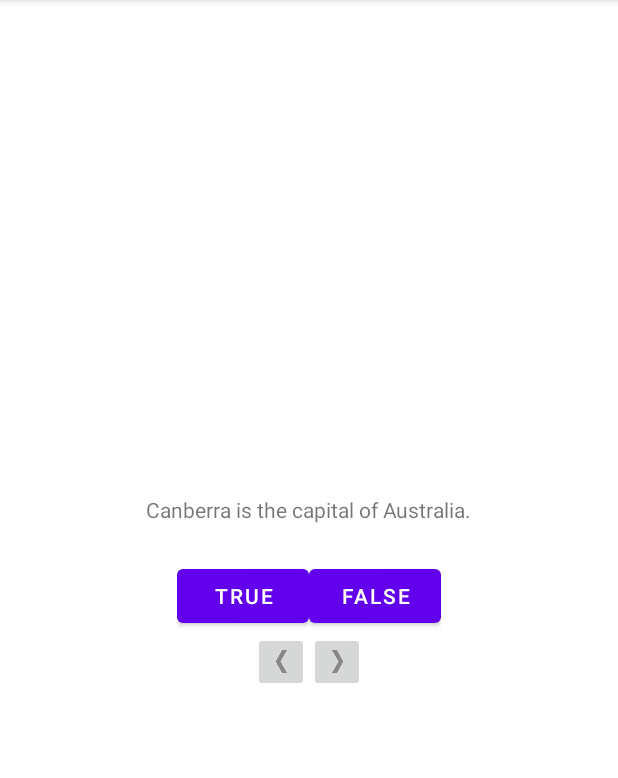
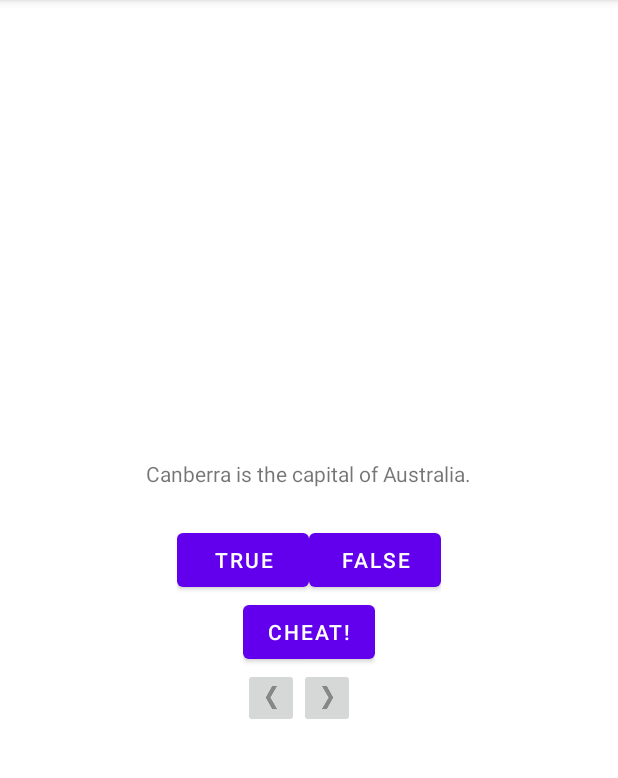
Before and after one commit to Maddzenx/Quiz, an Android app: the screen it shows after launch (MainActivity), on a phone screen of 412 x 824 dp, the part 84-862 px from its top. Run offline under Robolectric (Android 15) with nearby library versions, the phone set to English and light mode, and no system bars.

Commit message:
Added cheat function

```diff
--- a/app/src/main/AndroidManifest.xml
+++ b/app/src/main/AndroidManifest.xml
@@ -9,6 +9,7 @@
         android:roundIcon="@mipmap/ic_launcher_round"
         android:supportsRtl="true"
         android:theme="@style/Theme.GeoQuiz">
+        <activity android:name=".CheatActivity"></activity>
         <activity android:name=".MainActivity">
             <intent-filter>
                 <action android:name="android.intent.action.MAIN" />
--- a/app/src/main/java/com/bignerdranch/android/geoquiz/MainActivity.java
+++ b/app/src/main/java/com/bignerdranch/android/geoquiz/MainActivity.java
@@ -1,13 +1,20 @@
 package com.bignerdranch.android.geoquiz;
 
+import androidx.annotation.Nullable;
 import androidx.appcompat.app.AppCompatActivity;
 
+import android.app.Activity;
+import android.content.Intent;
 import android.os.Bundle;
+import android.util.Log;
+import android.view.Gravity;
 import android.view.View;
 import android.widget.Button;
 import android.widget.ImageButton;
 import android.widget.TextView;
 import android.widget.Toast;
+
+import java.util.ArrayList;
 
 public class MainActivity extends AppCompatActivity {
 
@@ -16,11 +23,22 @@ public class MainActivity extends AppCompatActivity {
     private ImageButton mNextButton;
     private ImageButton mPreviousButton;
     private TextView mQuestionTextView;
+    private static final String TAG = "QuizActivity";
+    private static final String KEY_INDEX = "index";
+    private static final int REQUEST_CODE_CHEAT = 0;
+    private Toast toast;
+    private boolean mIsCheater;
+    private Button mCheatButton;
+
 
     @Override
     protected void onCreate(Bundle savedInstanceState) {
         super.onCreate(savedInstanceState);
+        Log.d(TAG, "onCreate(Bundle) called");
         setContentView(R.layout.activity_main);
+
+        if (savedInstanceState != null) {
+            mCurrentIndex = savedInstanceState.getInt(KEY_INDEX, 0); }
 
         mQuestionTextView = (TextView) findViewById(R.id.question_text_view);
         mQuestionTextView.setOnClickListener(new View.OnClickListener() { @Override
@@ -49,7 +67,18 @@ public class MainActivity extends AppCompatActivity {
             @Override
             public void onClick(View v) {
                 mCurrentIndex = (mCurrentIndex + 1) % mQuestionBank.length;
+                mIsCheater = false;
                 updateQuestion();
+            }
+        });
+
+        mCheatButton = (Button) findViewById(R.id.cheat_button);
+        mCheatButton.setOnClickListener(new View.OnClickListener() {
+            @Override
+            public void onClick(View v) {
+                boolean answerIsTrue = mQuestionBank[mCurrentIndex].isAnswerTrue();
+                Intent intent = CheatActivity.newIntent(MainActivity.this, answerIsTrue);
+                startActivityForResult(intent, REQUEST_CODE_CHEAT);
             }
         });
 
@@ -64,6 +93,57 @@ public class MainActivity extends AppCompatActivity {
         });
 
         updateQuestion();
+    }
+
+    @Override
+    protected void onActivityResult(int requestCode, int resultCode, Intent data) {
+        super.onActivityResult(requestCode, resultCode, data);
+        if (resultCode != Activity.RESULT_OK) {
+            return;
+        }
+        if (requestCode == REQUEST_CODE_CHEAT) {
+            if (data == null) {
+                return;
+            }
+            mIsCheater = CheatActivity.wasAnswerShown(data);
+        }
+    }
+
+    @Override
+    public void onStart() {
+        super.onStart();
+        Log.d(TAG, "onStart() called");
+    }
+
+    @Override
+    public void onResume() {
+        super.onResume();
+        Log.d(TAG, "onResume() called");
+    }
+
+    @Override
+    public void onPause() {
+        super.onPause();
+        Log.d(TAG, "onPause() called");
+    }
+
+    @Override
+    public void onSaveInstanceState(Bundle savedInstanceState) {
+        super.onSaveInstanceState(savedInstanceState);
+        Log.i(TAG, "onSaveInstanceState");
+        savedInstanceState.putInt(KEY_INDEX, mCurrentIndex);
+    }
+
+    @Override
+    public void onStop() {
+        super.onStop();
+        Log.d(TAG, "onStop() called");
+    }
+
+    @Override
+    public void onDestroy() {
+        super.onDestroy();
+        Log.d(TAG, "onDestroy() called");
     }
 
     private Question[] mQuestionBank = new Question[] {
@@ -86,12 +166,17 @@ public class MainActivity extends AppCompatActivity {
 
         int messageResId = 0;
 
-        if (userPressedTrue == answerIsTrue) {
-            messageResId = R.string.correct_toast;
+        if(mIsCheater) {
+            messageResId = R.string.judgment_toast;
         } else {
-            messageResId = R.string.incorrect_toast;
+            if (userPressedTrue == answerIsTrue) {
+                messageResId = R.string.correct_toast;
+            } else {
+                messageResId = R.string.incorrect_toast;
+            }
         }
-        Toast.makeText(this, messageResId, Toast.LENGTH_SHORT).show();
+        toast = Toast.makeText(this, messageResId, Toast.LENGTH_SHORT);
+        toast.setGravity(Gravity.TOP,0, 200);
+        toast.show();
     }
-
 }
--- /dev/null
+++ b/app/src/main/res/layout-land/activity_main.xml
@@ -0,0 +1,62 @@
+<?xml version="1.0" encoding="utf-8"?>
+<FrameLayout xmlns:android="http://schemas.android.com/apk/res/android"
+    android:layout_width="match_parent"
+    android:layout_height="match_parent" >
+
+    <TextView
+        android:id="@+id/question_text_view"
+        android:layout_width="wrap_content"
+        android:layout_height="wrap_content"
+        android:layout_gravity="center_horizontal"
+        android:padding="24dp" />
+
+    <LinearLayout
+        android:layout_width="wrap_content"
+        android:layout_height="wrap_content"
+        android:layout_gravity="center_vertical|center_horizontal"
+        android:orientation="horizontal">
+
+        <Button
+            android:id="@+id/true_button"
+            android:layout_width="wrap_content"
+            android:layout_height="wrap_content"
+            android:text="@string/true_button" />
+
+        <Button
+            android:id="@+id/false_button"
+            android:layout_width="wrap_content"
+            android:layout_height="wrap_content"
+            android:text="@string/false_button" />
+    </LinearLayout>
+
+    <LinearLayout
+        android:layout_width="wrap_content"
+        android:layout_height="wrap_content"
+        android:orientation="horizontal">
+
+    </LinearLayout>
+
+    <Button
+        android:id="@+id/cheat_button"
+        android:layout_width="wrap_content"
+        android:layout_height="wrap_content"
+        android:layout_gravity="bottom|center_horizontal"
+        android:text="@string/cheat_button" />
+
+    <ImageButton
+        android:id="@+id/previous_button"
+        android:layout_width="wrap_content"
+        android:layout_height="wrap_content"
+        android:layout_gravity="bottom|left"
+        android:contentDescription="Previous button"
+        android:src="@drawable/arrow_left" />
+
+    <ImageButton
+        android:id="@+id/next_button"
+        android:layout_width="wrap_content"
+        android:layout_height="wrap_content"
+        android:layout_gravity="bottom|right"
+        android:contentDescription="Next button"
+        android:src="@drawable/arrow_right" />
+
+</FrameLayout>
--- a/app/src/main/res/layout/activity_main.xml
+++ b/app/src/main/res/layout/activity_main.xml
@@ -31,6 +31,17 @@
     <LinearLayout
         android:layout_width="wrap_content"
         android:layout_height="wrap_content"
+        android:orientation="vertical">
+
+        <Button
+            android:id="@+id/cheat_button"
+            android:layout_width="wrap_content"
+            android:layout_height="wrap_content"
+            android:text="@string/cheat_button"/>
+
+        <LinearLayout
+            android:layout_width="wrap_content"
+            android:layout_height="wrap_content"
             android:orientation="horizontal">
 
             <ImageButton
@@ -49,3 +60,7 @@
         </LinearLayout>
 
     </LinearLayout>
+
+
+
+</LinearLayout>
--- a/app/src/main/res/values/strings.xml
+++ b/app/src/main/res/values/strings.xml
@@ -12,4 +12,8 @@
     <string name="incorrect_toast">Incorrect!</string>
     <string name="next_button">Next</string>
     <string name="previous_button">Previous</string>
+    <string name="warning_text">Are you sure you want to do this?</string>
+    <string name="show_answer_button">Show Answer</string>
+    <string name="cheat_button">Cheat!</string>
+    <string name="judgment_toast">Cheating is wrong.</string>
 </resources>
```
Also changed, not shown: app/src/main/java/com/bignerdranch/android/geoquiz/CheatActivity.java (added, +55 -0 lines), app/src/main/res/layout/activity_cheat.xml (added, +29 -0 lines). Lines whose indentation alone changed are shown as unchanged.
